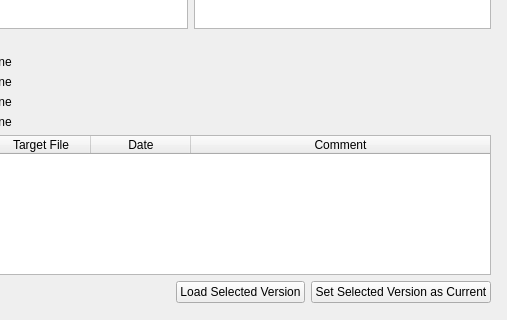
Before: the Qt Designer form scripts/PipelineManagementTools/gui/assetManager.ui in jw0z96/PipelineManagementTools, drawn with Qt 5; both pictures show x 125 to 632 and y 173 to 493 of the 632 by 493 pixel window.
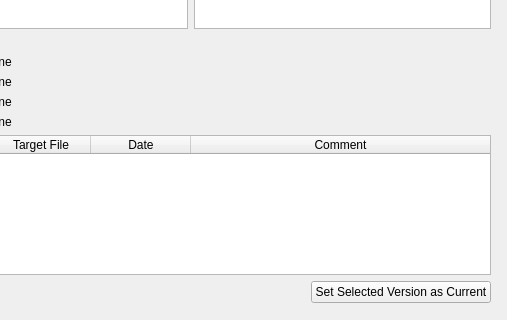
After: the same form once the commit is applied.

Commit message: changed load version button

```diff
--- a/scripts/PipelineManagementTools/gui/assetManager.ui
+++ b/scripts/PipelineManagementTools/gui/assetManager.ui
@@ -244,13 +244,6 @@
         </property>
        </spacer>
       </item>
-      <item>
-       <widget class="QPushButton" name="loadSelectedVersionPushButton">
-        <property name="text">
-         <string>Load Selected Version</string>
-        </property>
-       </widget>
-      </item>
       <item>
        <widget class="QPushButton" name="setSelectedVersionPushButton">
         <property name="text">
```
Left out of the diff: 2 changed lines with no effect on the pictures. The commit also changes 2 other files.
